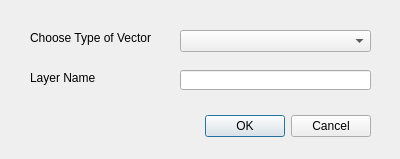
Old version of the form silicon_saber_dialog_create.ui in the repository clutariomark/SiliconSaber.
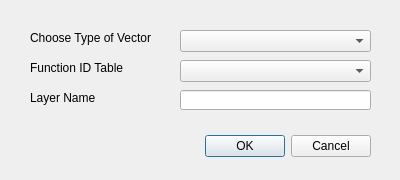
New version of the form.

Patch:
```diff
--- a/silicon_saber_dialog_create.ui
+++ b/silicon_saber_dialog_create.ui
@@ -7,7 +7,7 @@
     <x>0</x>
     <y>0</y>
     <width>400</width>
-    <height>159</height>
+    <height>180</height>
    </rect>
   </property>
   <property name="windowTitle">
@@ -17,7 +17,7 @@
    <property name="geometry">
     <rect>
      <x>30</x>
-     <y>110</y>
+     <y>130</y>
      <width>341</width>
      <height>32</height>
     </rect>
@@ -56,7 +56,7 @@
    <property name="geometry">
     <rect>
      <x>30</x>
-     <y>70</y>
+     <y>90</y>
      <width>121</width>
      <height>16</height>
     </rect>
@@ -69,12 +69,35 @@
    <property name="geometry">
     <rect>
      <x>180</x>
-     <y>70</y>
+     <y>90</y>
      <width>191</width>
      <height>20</height>
     </rect>
    </property>
   </widget>
+  <widget class="QComboBox" name="functionTable">
+   <property name="geometry">
+    <rect>
+     <x>180</x>
+     <y>60</y>
+     <width>191</width>
+     <height>22</height>
+    </rect>
+   </property>
+  </widget>
+  <widget class="QLabel" name="label_3">
+   <property name="geometry">
+    <rect>
+     <x>30</x>
+     <y>60</y>
+     <width>121</width>
+     <height>16</height>
+    </rect>
+   </property>
+   <property name="text">
+    <string>Function ID Table</string>
+   </property>
+  </widget>
  </widget>
  <resources/>
  <connections>
```
